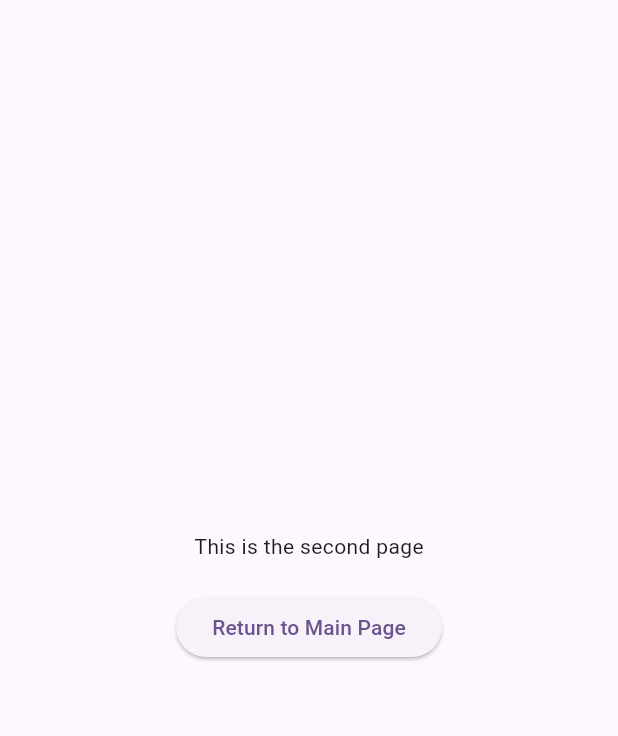
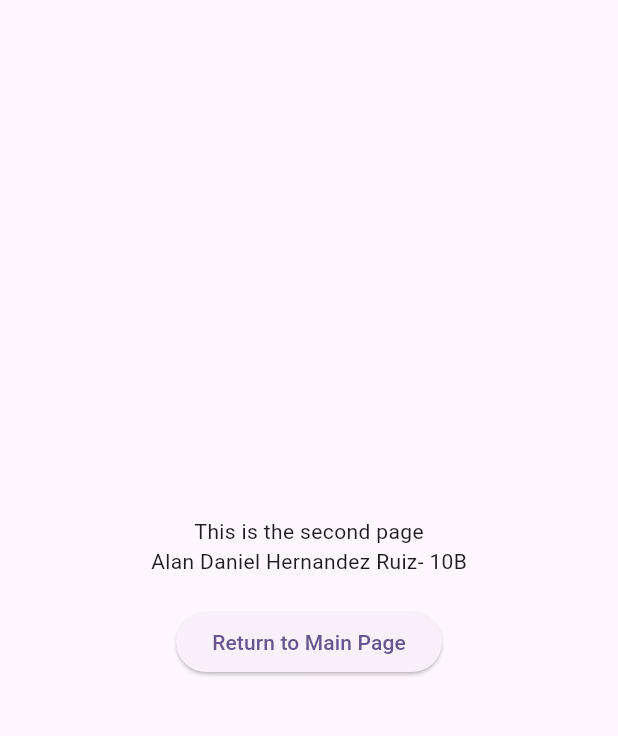
Before and after one commit to AlanVortex/T3_SecondPageButton, a Flutter app: the SecondPage screen opened directly, on a phone screen of 412 x 824 dp, the part 63-799 px from its top. Run offline on Flutter 3.47's test engine with Material 3 defaults, Android fonts, the phone set to English and light mode, and no system bars.

Commit message:
Add of name text field in second page

```diff
--- a/lib/SecondPage.dart
+++ b/lib/SecondPage.dart
@@ -16,6 +16,9 @@ class SecondPage extends StatelessWidget {
             Text(
               'This is the second page',
             ),
+            Text(
+              'Alan Daniel Hernandez Ruiz- 10B',
+            ),
             SizedBox(height: 20), // Add some space between text and button
             ElevatedButton(
               onPressed: () {
```
